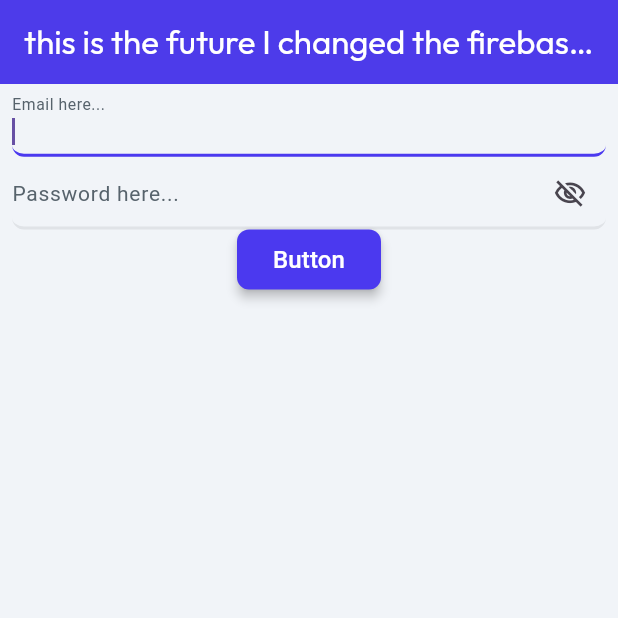
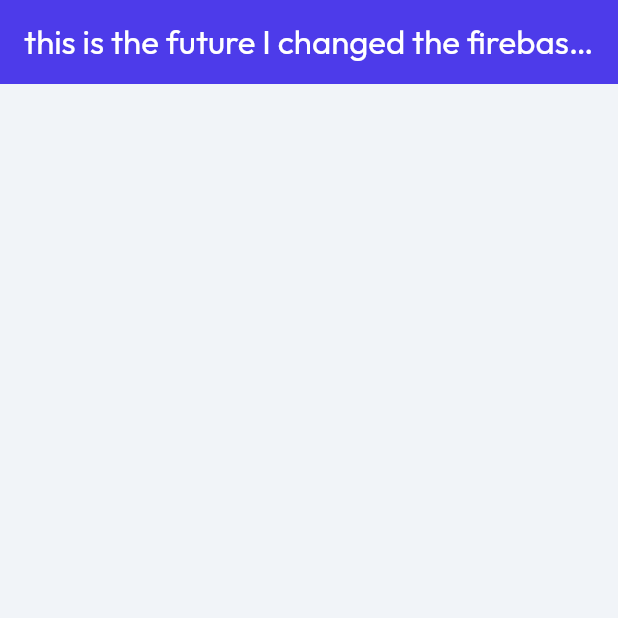
Before and after one commit to KhadHamza2000/unicodeux, a Flutter app: the screen it shows after launch, on a phone screen of 412 x 824 dp, the top half of it. Run offline on Flutter 3.47's test engine with Material 3 defaults, Android fonts, the phone set to English and light mode, and no system bars; drawn by our look-alikes of auto_size_text; our stand-ins replace firebase_core, font_awesome_flutter, from_css_color, go_router, google_fonts, page_transition and 2 more; missing offline and left inert: json_path; accounts and stored records are empty; Roboto replaces fonts that are missing (Readex Pro).

Commit message:
Revert "Email, PAssword, Button"
This reverts commit 5b2f6b4de3f513ad65b46f641950b599366ba463.

```diff
--- a/lib/flutter_flow/form_field_controller.dart
+++ /dev/null
@@ -1,10 +0,0 @@
-import 'package:flutter/foundation.dart';
-
-class FormFieldController<T> extends ValueNotifier<T?> {
-  FormFieldController(this.initialValue) : super(initialValue);
-
-  final T? initialValue;
-
-  void reset() => value = initialValue;
-  void update() => notifyListeners();
-}
--- a/lib/pages/home_page/home_page_model.dart
+++ b/lib/pages/home_page/home_page_model.dart
@@ -6,31 +6,15 @@
   ///  State fields for stateful widgets in this page.
 
   final unfocusNode = FocusNode();
-  // State field(s) for TextField widget.
-  FocusNode? textFieldFocusNode1;
-  TextEditingController? textController1;
-  String? Function(BuildContext, String?)? textController1Validator;
-  // State field(s) for TextField widget.
-  FocusNode? textFieldFocusNode2;
-  TextEditingController? textController2;
-  late bool passwordVisibility;
-  String? Function(BuildContext, String?)? textController2Validator;
 
   /// Initialization and disposal methods.
 
   @override
-  void initState(BuildContext context) {
-    passwordVisibility = false;
-  }
+  void initState(BuildContext context) {}
 
   @override
   void dispose() {
     unfocusNode.dispose();
-    textFieldFocusNode1?.dispose();
-    textController1?.dispose();
-
-    textFieldFocusNode2?.dispose();
-    textController2?.dispose();
   }
 
   /// Action blocks are added here.
--- a/lib/pages/home_page/home_page_widget.dart
+++ b/lib/pages/home_page/home_page_widget.dart
@@ -1,6 +1,5 @@
 import '/flutter_flow/flutter_flow_theme.dart';
 import '/flutter_flow/flutter_flow_util.dart';
-import '/flutter_flow/flutter_flow_widgets.dart';
 import 'package:flutter/material.dart';
 import 'package:flutter/services.dart';
 import 'home_page_model.dart';
@@ -22,12 +21,6 @@
   void initState() {
     super.initState();
     _model = createModel(context, () => HomePageModel());
-
-    _model.textController1 ??= TextEditingController();
-    _model.textFieldFocusNode1 ??= FocusNode();
-
-    _model.textController2 ??= TextEditingController();
-    _model.textFieldFocusNode2 ??= FocusNode();
   }
 
   @override
@@ -70,138 +63,11 @@
           centerTitle: false,
           elevation: 2.0,
         ),
-        body: SafeArea(
+        body: const SafeArea(
           top: true,
           child: Column(
             mainAxisSize: MainAxisSize.max,
-            children: [
-              Padding(
-                padding: const EdgeInsetsDirectional.fromSTEB(8.0, 0.0, 8.0, 0.0),
-                child: TextFormField(
-                  controller: _model.textController1,
-                  focusNode: _model.textFieldFocusNode1,
-                  autofocus: true,
-                  obscureText: false,
-                  decoration: InputDecoration(
-                    labelText: 'Email here...',
-                    labelStyle: FlutterFlowTheme.of(context).labelMedium,
-                    hintStyle: FlutterFlowTheme.of(context).labelMedium,
-                    enabledBorder: UnderlineInputBorder(
-                      borderSide: BorderSide(
-                        color: FlutterFlowTheme.of(context).alternate,
-                        width: 2.0,
-                      ),
-                      borderRadius: BorderRadius.circular(8.0),
-                    ),
-                    focusedBorder: UnderlineInputBorder(
-                      borderSide: BorderSide(
-                        color: FlutterFlowTheme.of(context).primary,
-                        width: 2.0,
-                      ),
-                      borderRadius: BorderRadius.circular(8.0),
-                    ),
-                    errorBorder: UnderlineInputBorder(
-                      borderSide: BorderSide(
-                        color: FlutterFlowTheme.of(context).error,
-                        width: 2.0,
-                      ),
-                      borderRadius: BorderRadius.circular(8.0),
-                    ),
-                    focusedErrorBorder: UnderlineInputBorder(
-                      borderSide: BorderSide(
-                        color: FlutterFlowTheme.of(context).error,
-                        width: 2.0,
-                      ),
-                      borderRadius: BorderRadius.circular(8.0),
-                    ),
-                  ),
-                  style: FlutterFlowTheme.of(context).bodyMedium,
-                  validator:
-                      _model.textController1Validator.asValidator(context),
-                ),
-              ),
-              Padding(
-                padding: const EdgeInsetsDirectional.fromSTEB(8.0, 0.0, 8.0, 0.0),
-                child: TextFormField(
-                  controller: _model.textController2,
-                  focusNode: _model.textFieldFocusNode2,
-                  autofocus: true,
-                  obscureText: !_model.passwordVisibility,
-                  decoration: InputDecoration(
-                    labelText: 'Password here...',
-                    labelStyle: FlutterFlowTheme.of(context).labelMedium,
-                    hintStyle: FlutterFlowTheme.of(context).labelMedium,
-                    enabledBorder: UnderlineInputBorder(
-                      borderSide: BorderSide(
-                        color: FlutterFlowTheme.of(context).alternate,
-                        width: 2.0,
-                      ),
-                      borderRadius: BorderRadius.circular(8.0),
-                    ),
-                    focusedBorder: UnderlineInputBorder(
-                      borderSide: BorderSide(
-                        color: FlutterFlowTheme.of(context).primary,
-                        width: 2.0,
-                      ),
-                      borderRadius: BorderRadius.circular(8.0),
-                    ),
-                    errorBorder: UnderlineInputBorder(
-                      borderSide: BorderSide(
-                        color: FlutterFlowTheme.of(context).error,
-                        width: 2.0,
-                      ),
-                      borderRadius: BorderRadius.circular(8.0),
-                    ),
-                    focusedErrorBorder: UnderlineInputBorder(
-                      borderSide: BorderSide(
-                        color: FlutterFlowTheme.of(context).error,
-                        width: 2.0,
-                      ),
-                      borderRadius: BorderRadius.circular(8.0),
-                    ),
-                    suffixIcon: InkWell(
-                      onTap: () => setState(
-                        () => _model.passwordVisibility =
-                            !_model.passwordVisibility,
-                      ),
-                      focusNode: FocusNode(skipTraversal: true),
-                      child: Icon(
-                        _model.passwordVisibility
-                            ? Icons.visibility_outlined
-                            : Icons.visibility_off_outlined,
-                        size: 22,
-                      ),
-                    ),
-                  ),
-                  style: FlutterFlowTheme.of(context).bodyMedium,
-                  validator:
-                      _model.textController2Validator.asValidator(context),
-                ),
-              ),
-              FFButtonWidget(
-                onPressed: () {
-                  print('Button pressed ...');
-                },
-                text: 'Button',
-                options: FFButtonOptions(
-                  height: 40.0,
-                  padding: const EdgeInsetsDirectional.fromSTEB(24.0, 0.0, 24.0, 0.0),
-                  iconPadding:
-                      const EdgeInsetsDirectional.fromSTEB(0.0, 0.0, 0.0, 0.0),
-                  color: FlutterFlowTheme.of(context).primary,
-                  textStyle: FlutterFlowTheme.of(context).titleSmall.override(
-                        fontFamily: 'Readex Pro',
-                        color: Colors.white,
-                      ),
-                  elevation: 3.0,
-                  borderSide: const BorderSide(
-                    color: Colors.transparent,
-                    width: 1.0,
-                  ),
-                  borderRadius: BorderRadius.circular(8.0),
-                ),
-              ),
-            ],
+            children: [],
           ),
         ),
       ),
```
